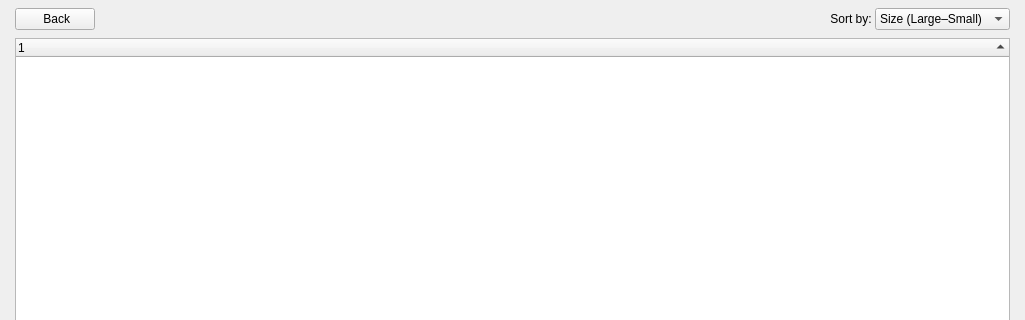
Above: shared/nexis/Pages/SystemCleaner/system_cleaner_page.ui from s4solutionsllc/Nexis before the change; both pictures show x 0 to 1025 and y 0 to 320 of the 1025 by 736 pixel window. Below: the same form after it.
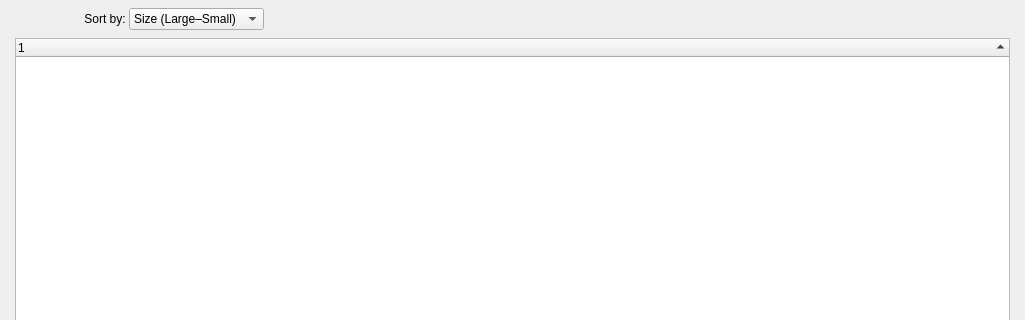
That is the form after the change. The open tabs and pages were chosen to show the change. Icons and pictures are not drawn.

Commit message:
fix(cleaner): transparent card area, remove Back button, fix sort fonts
Scroll area and container set to transparent to eliminate grey box
artifact below the card grid. Remove redundant Back button from inline
results header. Sort by label and combobox scaled to 9pt to match
secondary text hierarchy.

What changed in the file:
```diff
--- a/shared/nexis/Pages/SystemCleaner/system_cleaner_page.ui
+++ b/shared/nexis/Pages/SystemCleaner/system_cleaner_page.ui
@@ -91,30 +91,7 @@
           <property name="verticalSpacing">
            <number>8</number>
           </property>
-          <item row="0" column="0" alignment="Qt::AlignLeft">
-           <widget class="QPushButton" name="btnBackToCategories">
-            <property name="cursor">
-             <cursorShape>PointingHandCursor</cursorShape>
-            </property>
-            <property name="focusPolicy">
-             <enum>Qt::NoFocus</enum>
-            </property>
-            <property name="text">
-             <string> Back</string>
-            </property>
-            <property name="icon">
-             <iconset resource="../../static.qrc">
-              <normaloff>:/static/themes/common/img/chevron-left.svg</normaloff>:/static/themes/common/img/chevron-left.svg</iconset>
-            </property>
-            <property name="iconSize">
-             <size>
-              <width>12</width>
-              <height>12</height>
-             </size>
-            </property>
-           </widget>
-          </item>
-          <item row="0" column="3">
+          <item row="0" column="0" alignment="Qt::AlignRight">
            <layout class="QHBoxLayout" name="horizontalLayout">
             <item>
              <widget class="QLabel" name="lblSortBy">
```
The commit also changes 3 other files.
